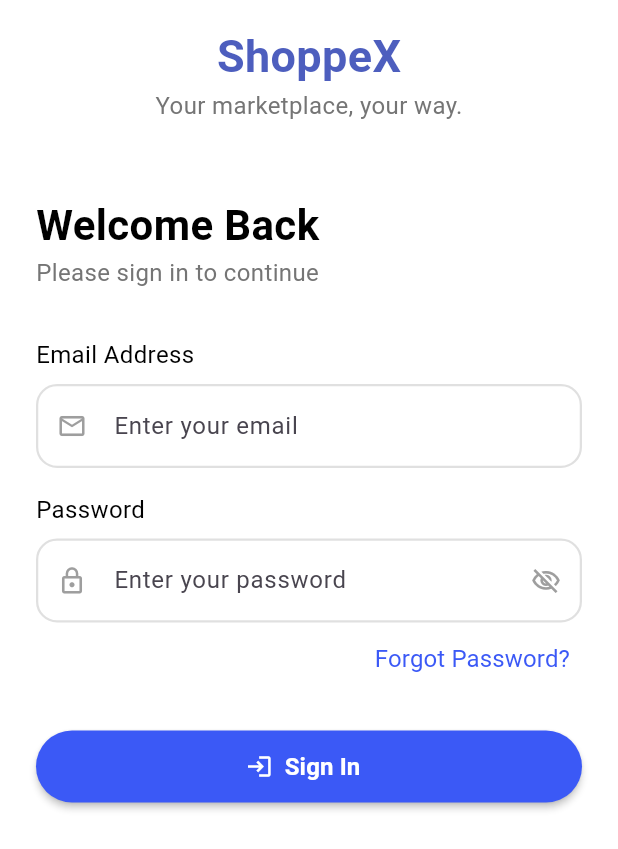
After one commit to dinseanghai/shoppex, a Flutter app: the SignInView screen opened by its route, on a phone screen of 412 x 824 dp. The commit adds this screen. Shown: the top 849 px of the screen. Run offline on Flutter 3.47's test engine with Material 3 defaults, Android fonts, the phone set to English and light mode, and no system bars; our stand-ins replace connectivity_plus, dio, flutter_native_splash, get.

Commit message:
feat(auth): build UI sign in

```diff
--- a/lib/core/theme/app_text_styles.dart
+++ b/lib/core/theme/app_text_styles.dart
@@ -3,17 +3,35 @@ import 'package:flutter/material.dart';
 abstract class AppTextStyles {
   static const String _fontFamily = 'Roboto';
 
-  static final TextStyle displayLarge = TextStyle(
-    fontFamily: _fontFamily,
-    fontSize: 32.0,
-    fontWeight: FontWeight.bold,
-    letterSpacing: -0.5,
+  static final TextStyle displayLarge_primary = TextStyle(
+      fontFamily: _fontFamily,
+      fontSize: 30.0,
+      fontWeight: FontWeight.bold,
+      color: Color(0xFF4D5EBE)
+  );
+
+  static final TextStyle displayLarge_Secondary = TextStyle(
+      fontFamily: _fontFamily,
+      fontSize: 28.0,
+      fontWeight: FontWeight.bold,
+      color: Color(0xFF000000)
+  );
+
+  static final TextStyle displaySmall_Primary = TextStyle(
+      fontFamily: _fontFamily,
+      fontSize: 16.0,
+      color: Color(0xFF000000)
+  );
+
+  static final TextStyle displaySmall_Secondary = TextStyle(
+      fontFamily: _fontFamily,
+      fontSize: 16.0,
+      color: Color(0xFF757575)
   );
 
   static final TextStyle buttonPrimary = TextStyle(
     fontFamily: _fontFamily,
     fontSize: 16.0,
     fontWeight: FontWeight.w600,
-    letterSpacing: 0.5,
   );
 }
--- a/lib/modules/signin/bindings/signin_binding.dart
+++ b/lib/modules/sign_in/bindings/sign_in_binding.dart
@@ -1,9 +1,9 @@
 import 'package:get/get.dart';
 import '../../../core/network/network_info.dart';
-import '../controllers/signin_controller.dart';
+import '../controllers/sign_in_controller.dart';
 import 'package:connectivity_plus/connectivity_plus.dart';
 
-class SigninBinding extends Bindings {
+class SignInBinding extends Bindings {
   @override
   void dependencies() {
     // 1. Provide the core Connectivity instance
--- a/lib/modules/signin/controllers/signin_controller.dart
+++ b/lib/modules/sign_in/controllers/sign_in_controller.dart
@@ -1,10 +1,13 @@
 import 'dart:async';
+import 'package:flutter/material.dart';
 import 'package:get/get.dart';
 import '../../../core/errors/failures.dart';
 import '../../../core/network/network_info.dart';
 import '../../home/widgets/snackbars.dart';
 
 class SignInController extends GetxController {
+  final formKey = GlobalKey<FormState>();
+  var isPasswordObscured = true.obs;
   // 1. Inject the NetworkInfo dependency
   final NetworkInfo networkInfo;
 
@@ -13,6 +16,10 @@ class SignInController extends GetxController {
   StreamSubscription? _networkSubscription;
 
   SignInController({required this.networkInfo});
+
+  void togglePasswordVisibility() {
+    isPasswordObscured.value = !isPasswordObscured.value;
+  }
 
   @override
   void onInit() {
--- /dev/null
+++ b/lib/modules/sign_in/views/sign_in_view.dart
@@ -0,0 +1,111 @@
+import 'package:flutter/material.dart';
+import 'package:get/get.dart';
+import 'package:shoppex/core/constants/app_size.dart';
+import 'package:shoppex/core/constants/app_string.dart';
+import 'package:shoppex/core/theme/app_text_styles.dart';
+import 'package:shoppex/shared/widgets/custom_button.dart';
+import '../../../core/constants/app_colors.dart';
+import '../../../shared/widgets/custom_textformfield.dart';
+import '../controllers/sign_in_controller.dart';
+
+class SignInView extends StatelessWidget {
+  const SignInView({super.key});
+
+  @override
+  Widget build(BuildContext context) {
+    final controller = Get.put(SignInController(networkInfo: Get.find()));
+
+    // REMOVED: bool _obscurePassword = true; (We will use the controller state instead)
+
+    return Scaffold(
+      backgroundColor: AppColors.background,
+      body: SafeArea(
+        child: SingleChildScrollView(
+          child: Padding(
+            padding: const EdgeInsets.symmetric(horizontal: 24),
+            child: Form(
+              key: controller.formKey,
+              child: Column(
+                crossAxisAlignment: CrossAxisAlignment.start,
+                children: [
+                  Center(
+                    child: Column(
+                      children: [
+                        AppSizes.gapH16,
+                        Text(
+                          AppStrings.onboarding_1_title,
+                          style: AppTextStyles.displayLarge_primary,
+                        ),
+                        Text(
+                          AppStrings.onboarding_1_dec,
+                          style: AppTextStyles.displaySmall_Secondary,
+                        ),
+                      ],
+                    ),
+                  ),
+                  AppSizes.gapH48,
+                  Text(
+                    AppStrings.loginTitle,
+                    style: AppTextStyles.displayLarge_Secondary,
+                  ),
+                  Text(
+                    AppStrings.loginSubtitle,
+                    style: AppTextStyles.displaySmall_Secondary,
+                  ),
+                  AppSizes.gapH32,
+                  Text(
+                    'Email Address',
+                    style: AppTextStyles.displaySmall_Primary,
+                  ),
+                  AppSizes.gapH8,
+                  CustomFormField(
+                    prefixIcon: Icons.mail_outline_outlined,
+                    hint: 'Enter your email',
+                    keyboardType: TextInputType.emailAddress,
+                  ),
+                  AppSizes.gapH16,
+                  Text('Password', style: AppTextStyles.displaySmall_Primary),
+                  AppSizes.gapH8,
+
+                  Obx(
+                        () => CustomFormField(
+                      prefixIcon: Icons.lock_outline,
+                      hint: 'Enter your password',
+                      isPassword: controller.isPasswordObscured.value,
+                      keyboardType: TextInputType.visiblePassword,
+                      suffixIcon: IconButton(
+                        icon: Icon(
+                          controller.isPasswordObscured.value
+                              ? Icons.visibility_outlined
+                              : Icons.visibility_off_outlined,
+                        ),
+                        onPressed: controller.togglePasswordVisibility,
+                      ),
+                    ),
+                  ),
+                  Align(
+                    alignment: Alignment.centerRight,
+                    child: IntrinsicWidth( // Forces the button to only take up its required text width
+                      child: CustomButton(
+                        buttontype: ButtonType.text,
+                        text: 'Forgot Password?',
+                        onPressed: () {},
+                      ),
+                    ),
+                  ),
+                  AppSizes.gapH24,
+                  CustomButton(
+                    buttontype: ButtonType.elevated,
+                      iconAlignment: IconAlignment.start,
+                      icon: Icons.login,
+                      isBold: true,
+                      text: 'Sign In', onPressed: (){})
+                ],
+              ),
+            ),
+          ),
+        ),
+      ),
+    );
+  }
+}
--- a/lib/modules/signin/views/signin_view.dart
+++ /dev/null
@@ -1,33 +0,0 @@
-import 'package:flutter/material.dart';
-import 'package:get/get.dart';
-
-import '../controllers/signin_controller.dart';
-
-class SigninView extends StatelessWidget {
-  const SigninView({Key? key}) : super(key: key);
-
-  @override
-  Widget build(BuildContext context) {
-    // Inject the controller and pass the registered NetworkInfo dependency
-    final controller = Get.put(SignInController(networkInfo: Get.find()));
-
-    return Scaffold(
-      appBar: AppBar(title: const Text("Sign In")),
-      body: Center(
-        child: Obx(() {
-          return ElevatedButton(
-            // The button will automatically disable itself if the network drops
-            onPressed: controller.isOnline.value
-                ? () => _performLogin()
-                : null,
-            child: const Text("Sign In"),
-          );
-        }),
-      ),
-    );
-  }
-
-  void _performLogin() {
-    // Your login implementation (e.g., Get.toNamed('/home'))
-  }
-}
--- a/lib/routes/app_pages.dart
+++ b/lib/routes/app_pages.dart
@@ -3,8 +3,8 @@ import '../modules/home/bindings/home_binding.dart';
 import '../modules/home/views/home_view.dart';
 import '../modules/onboarding/bindings/onboarding_binding.dart';
 import '../modules/onboarding/views/onboarding_view.dart';
-import '../modules/signin/bindings/signin_binding.dart';
-import '../modules/signin/views/signin_view.dart';
+import '../modules/sign_in/bindings/sign_in_binding.dart';
+import '../modules/sign_in/views/sign_in_view.dart';
 
 part 'app_routes.dart';
 
@@ -26,8 +26,8 @@ class AppPages {
     ),
     GetPage(
       name: _Paths.SIGNIN,
-      page: () => const SigninView(),
-      binding: SigninBinding(),
+      page: () => const SignInView(),
+      binding: SignInBinding(),
     ),
   ];
 }
--- a/lib/routes/app_routes.dart
+++ b/lib/routes/app_routes.dart
@@ -12,5 +12,5 @@ abstract class _Paths {
   _Paths._();
   static const HOME = '/home';
   static const ONBOARDING = '/onboarding';
-  static const SIGNIN = '/signin';
+  static const SIGNIN = '/sign_in';
 }
--- a/lib/shared/widgets/custom_button.dart
+++ b/lib/shared/widgets/custom_button.dart
@@ -1,6 +1,5 @@
 import 'package:flutter/material.dart';
 import '../../core/constants/app_colors.dart';
-import '../../core/constants/app_size.dart';
 import '../../core/theme/app_text_styles.dart';
 
 enum ButtonType { elevated, filled, tonal, outlined, text }
@@ -10,10 +9,12 @@ class CustomButton extends StatelessWidget {
   final VoidCallback? onPressed;
   final ButtonType buttontype;
   final IconData? icon;
+  final IconAlignment iconAlignment; // Added: Controls icon position (start or end)
   final bool isLoading;
   final double? width;
   final double height;
   final Widget? textWidget;
+  final bool isBold; // Added: Bold typography toggle flag
 
   const CustomButton({
     super.key,
@@ -21,10 +22,12 @@ class CustomButton extends StatelessWidget {
     required this.onPressed,
     this.buttontype = ButtonType.filled,
     this.icon,
+    this.iconAlignment = IconAlignment.start, // Defaults to front (start)
     this.isLoading = false,
     this.width,
     this.height = 48.0, // Updated to standard hit-target size using p48 concept
     this.textWidget,
+    this.isBold = false, // Added: Defaults to normal text style
   });
 
   // --- Button Styles Linked to App Tokens ---
@@ -65,9 +68,11 @@ class CustomButton extends StatelessWidget {
   ButtonStyle _textStyle() {
     return TextButton.styleFrom(
       foregroundColor: AppColors.buttonPrimary,
-      padding: EdgeInsets.symmetric(horizontal: 8),
+      padding: const EdgeInsets.symmetric(horizontal: 8),
       tapTargetSize: MaterialTapTargetSize.shrinkWrap,
       minimumSize: Size.zero,
+    ).copyWith(
+      overlayColor: WidgetStateProperty.all(Colors.transparent),
     );
   }
 
@@ -76,8 +81,10 @@ class CustomButton extends StatelessWidget {
     // 1. Determine text styling colors dynamically based on background
     final bool isDarkBackground = buttontype == ButtonType.filled || buttontype == ButtonType.elevated;
 
+    // Modified: Dynamically appends bold weight if 'isBold' is true
     final TextStyle defaultStyle = AppTextStyles.buttonPrimary.copyWith(
       color: isDarkBackground ? AppColors.textOnPrimary : AppColors.buttonPrimary,
+      fontWeight: isBold ? FontWeight.bold : FontWeight.normal,
     );
 
     // 2. Select the content layer (Default Text vs Custom Widget / Obx)
@@ -126,11 +133,16 @@ class CustomButton extends StatelessWidget {
 
   Widget _buildIconButton(ButtonStyle style, Widget label) {
     switch (buttontype) {
-      case ButtonType.elevated: return ElevatedButton.icon(onPressed: onPressed, style: style, icon: Icon(icon), label: label);
-      case ButtonType.filled: return FilledButton.icon(onPressed: onPressed, style: style, icon: Icon(icon), label: label);
-      case ButtonType.tonal: return FilledButton.tonalIcon(onPressed: onPressed, style: style, icon: Icon(icon), label: label);
-      case ButtonType.outlined: return OutlinedButton.icon(onPressed: onPressed, style: style, icon: Icon(icon), label: label);
-      case ButtonType.text: return TextButton.icon(onPressed: onPressed, style: style, icon: Icon(icon), label: label);
+      case ButtonType.elevated:
+        return ElevatedButton.icon(onPressed: onPressed, style: style, icon: Icon(icon), label: label, iconAlignment: iconAlignment);
+      case ButtonType.filled:
+        return FilledButton.icon(onPressed: onPressed, style: style, icon: Icon(icon), label: label, iconAlignment: iconAlignment);
+      case ButtonType.tonal:
+        return FilledButton.tonalIcon(onPressed: onPressed, style: style, icon: Icon(icon), label: label, iconAlignment: iconAlignment);
+      case ButtonType.outlined:
+        return OutlinedButton.icon(onPressed: onPressed, style: style, icon: Icon(icon), label: label, iconAlignment: iconAlignment);
+      case ButtonType.text:
+        return TextButton.icon(onPressed: onPressed, style: style, icon: Icon(icon), label: label, iconAlignment: iconAlignment);
     }
   }
 
--- a/lib/shared/widgets/custom_textformfield.dart
+++ b/lib/shared/widgets/custom_textformfield.dart
@@ -0,0 +1,116 @@
+import 'package:flutter/material.dart';
+import 'package:shoppex/core/constants/app_colors.dart';
+
+class CustomFormField extends StatefulWidget {
+  final String? label;
+  final String? hint;
+  final IconData? prefixIcon;
+  final Widget? suffixIcon;
+  final bool isPassword; // Changed to non-nullable bool for cleaner logic
+  final bool? autofocus;
+  final TextEditingController? controller;
+  final TextInputType keyboardType;
+  final String? Function(String?)? validator; // Fixed the typo from 'valicator'
+
+  const CustomFormField({
+    super.key,
+    this.label,
+    this.hint,
+    this.prefixIcon,
+    this.suffixIcon,
+    this.isPassword = false, // Defaulted to false
+    this.autofocus,
+    this.controller,
+    required this.keyboardType,
+    this.validator,
+  });
+
+  @override
+  State<CustomFormField> createState() => _CustomFormFieldState();
+}
+
+class _CustomFormFieldState extends State<CustomFormField> {
+  // Local state to track password visibility toggle
+  late bool _obscureText;
+
+  @override
+  void initState() {
+    super.initState();
+    _obscureText = widget.isPassword;
+  }
+
+  @override
+  Widget build(BuildContext context) {
+    return TextFormField(
+      autofocus: widget.autofocus ?? false,
+      controller: widget.controller,
+      obscureText: _obscureText,
+      keyboardType: widget.keyboardType,
+      validator: widget.validator,
+      textAlignVertical: TextAlignVertical.center,
+      decoration: InputDecoration(
+        labelText: widget.label,
+        labelStyle: const TextStyle(color: Colors.grey),
+        floatingLabelStyle: const TextStyle(
+          color: Color(0xff006ce3),
+          fontWeight: FontWeight.bold,
+        ),
+        floatingLabelBehavior: FloatingLabelBehavior.always,
+
+        hintText: widget.hint,
+        prefixIcon: widget.prefixIcon != null
+            ? Icon(widget.prefixIcon, color: Colors.grey, size: 20)
+            : null,
+
+        // Dynamically applies the visibility toggle if it's a password field,
+        // otherwise falls back to any custom suffixIcon passed in.
+        suffixIcon: widget.isPassword
+            ? IconButton(
+          icon: Icon(
+            _obscureText
+                ? Icons.visibility_off_outlined
+                : Icons.visibility_outlined,
+            size: 20,
+            color: Colors.grey,
+          ),
+          onPressed: () {
+            setState(() {
+              _obscureText = !_obscureText;
+            });
+          },
+        )
+            : widget.suffixIcon,
+
+        filled: true,
+        fillColor: AppColors.background,
+
+        contentPadding: const EdgeInsets.symmetric(
+          horizontal: 16,
+          vertical: 16,
+        ),
+
+        enabledBorder: OutlineInputBorder(
+          borderRadius: BorderRadius.circular(14),
+          borderSide: BorderSide(color: Colors.grey.shade300, width: 1.5),
+        ),
+
+        focusedBorder: OutlineInputBorder(
+          borderRadius: BorderRadius.circular(14),
+          borderSide: const BorderSide(color: AppColors.buttonPrimary, width: 2),
+        ),
+
+        errorBorder: OutlineInputBorder(
+          borderRadius: BorderRadius.circular(14),
+          borderSide: const BorderSide(color: AppColors.error, width: 1.5),
+        ),
+
+        focusedErrorBorder: OutlineInputBorder(
+          borderRadius: BorderRadius.circular(14),
+          borderSide: const BorderSide(color: AppColors.error, width: 2),
+        ),
+
+        errorStyle: const TextStyle(color: AppColors.error),
+      ),
+    );
+  }
+}
```
